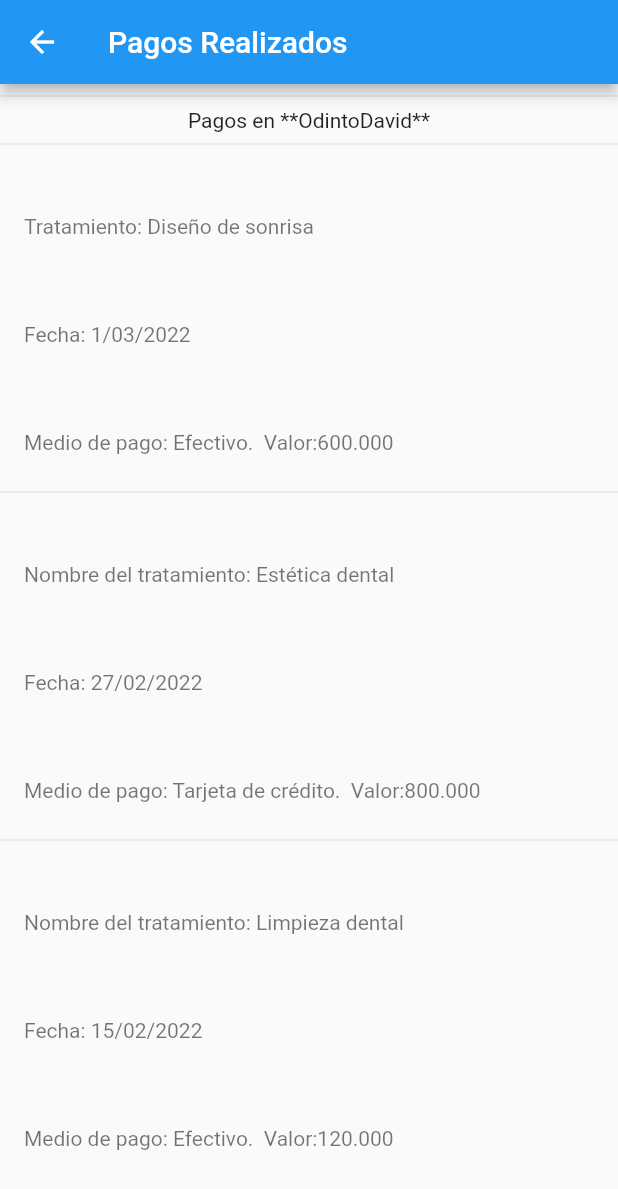
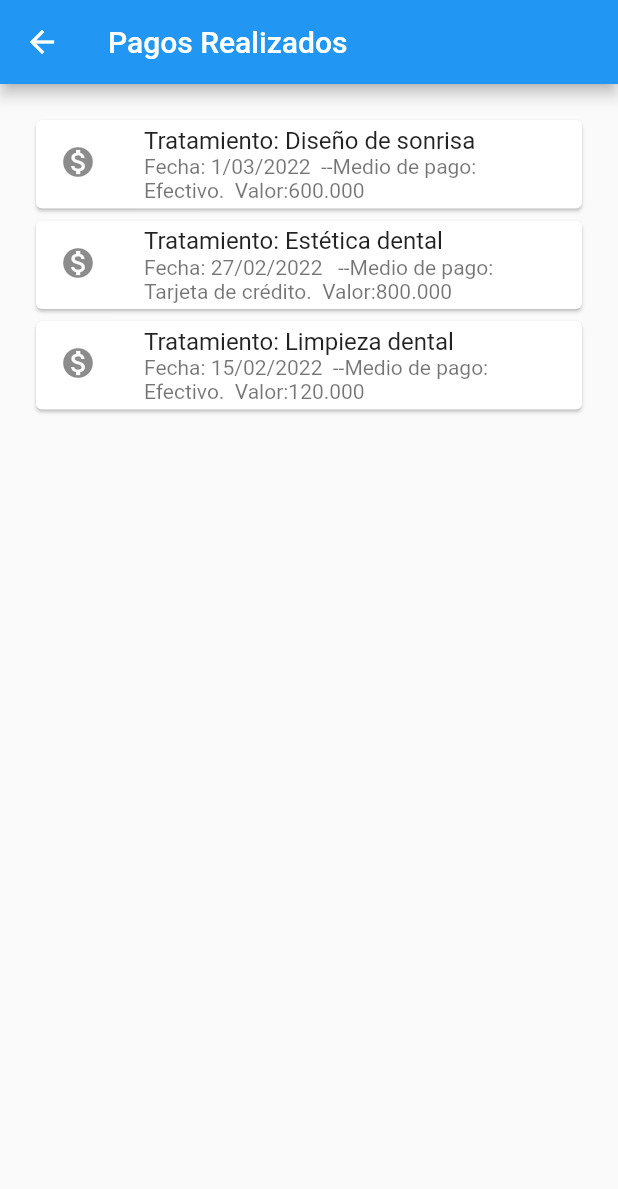
Before and after one commit to 0596Dav/proyectosFlutter, a Flutter app: the Pagos screen opened directly, on a phone screen of 412 x 824 dp. Shown: the top 1189 px of the screen. Run offline on Flutter 3.47's test engine with Material 2 defaults, Android fonts, the phone set to English and light mode, and no system bars.

Commit message:
Implementación de cards
se agrego cards a las vistas de pagos y citas.

```diff
--- /dev/null
+++ b/myAppProject1/appodontologia/clinica_david_ceballos/lib/exports/viewsExport.dart
@@ -0,0 +1,6 @@
+export  'package:flutter/material.dart';
+export  'package:clinica_david_ceballos/servicios.dart/citas.dart';
+export  'package:clinica_david_ceballos/viewsprincip/login.dart';
+export  'package:clinica_david_ceballos/servicios.dart/datosper.dart';
+export  'package:clinica_david_ceballos/servicios.dart/pagos.dart';
+export  'package:clinica_david_ceballos/servicios.dart/tratamientos.dart';
--- /dev/null
+++ b/myAppProject1/appodontologia/clinica_david_ceballos/lib/servicios.dart/cardviews/cardpagos.dart
@@ -0,0 +1,49 @@
+import 'package:flutter/material.dart';
+
+class Cardpag extends StatelessWidget {
+  const Cardpag({
+    Key key,
+  }) : super(key: key);
+  @override
+  Widget build(BuildContext context) {
+    return ListView(
+      padding: EdgeInsets.symmetric(horizontal:20, vertical:20),
+      children: [
+      //Divider(),
+      Card(
+      child:Column(
+        children: [
+          ListTile(
+            leading: Icon(Icons.monetization_on),
+            title: Text("Tratamiento: Diseño de sonrisa"),
+            subtitle: Text("Fecha: 1/03/2022  --Medio de pago: Efectivo.  Valor:600.000"),
+          )
+        ],
+      ),
+      ),
+      Card(
+      child:Column(
+        children: [
+          ListTile(
+            leading: Icon(Icons.monetization_on),
+            title: Text("Tratamiento: Estética dental"),
+            subtitle: Text("Fecha: 27/02/2022   --Medio de pago: Tarjeta de crédito.  Valor:800.000"),
+          )
+        ],
+      ),
+      ),
+
+      Card(
+      child:Column(
+        children: [
+          ListTile(
+            leading: Icon(Icons.monetization_on),
+            title: Text("Tratamiento: Limpieza dental"),
+            subtitle: Text("Fecha: 15/02/2022  --Medio de pago: Efectivo.  Valor:120.000"),
+          )
+        ],
+      ),
+      ),
+    ]);
+  }
+}
--- a/myAppProject1/appodontologia/clinica_david_ceballos/lib/servicios.dart/pagos.dart
+++ b/myAppProject1/appodontologia/clinica_david_ceballos/lib/servicios.dart/pagos.dart
@@ -1,56 +1,16 @@
+import 'cardviews/cardpagos.dart';
 import 'package:flutter/material.dart';
 
 class Pagos extends StatelessWidget {
-  final p1 = {
-    "Tratamiento: Diseño de sonrisa",
-    "Fecha: 1/03/2022",
-    "Medio de pago: Efectivo.  Valor:600.000"
-  };
-  final p2 = {
-    "Nombre del tratamiento: Estética dental",
-    "Fecha: 27/02/2022",
-    "Medio de pago: Tarjeta de crédito.  Valor:800.000"
-  };
-  final p3 = {
-    "Nombre del tratamiento: Limpieza dental",
-    "Fecha: 15/02/2022",
-    "Medio de pago: Efectivo.  Valor:120.000"
-  };
+
   @override
   Widget build(BuildContext context) {
     return Scaffold(
       appBar: AppBar(
         title: Text('Pagos Realizados'),
       ),
-      body: ListView(children: [
-        Divider(),
-        Text('Pagos en **OdintoDavid** ',
-            textAlign: TextAlign.center),
-        Divider(),
-        ...p1
-            .map(
-              (pag) => ListTile(
-                subtitle: Text(pag),
-              ),
-            )
-            .toList(),
-        Divider(),
-        ...p2
-            .map(
-              (pag) => ListTile(
-                subtitle: Text(pag),
-              ),
-            )
-            .toList(),
-        Divider(),
-        ...p3
-            .map(
-              (pag) => ListTile(
-                subtitle: Text(pag),
-              ),
-            )
-            .toList(),
-      ]),
+      body:
+      Cardpag()
     );
   }
 }
```
Also changed, not shown: myAppProject1/appodontologia/clinica_david_ceballos/lib/main.dart (+13 -2 lines), myAppProject1/appodontologia/clinica_david_ceballos/lib/servicios.dart/cardviews/cardcitas.dart (added, +49 -0 lines), myAppProject1/appodontologia/clinica_david_ceballos/lib/servicios.dart/citas.dart (+3 -46 lines).
